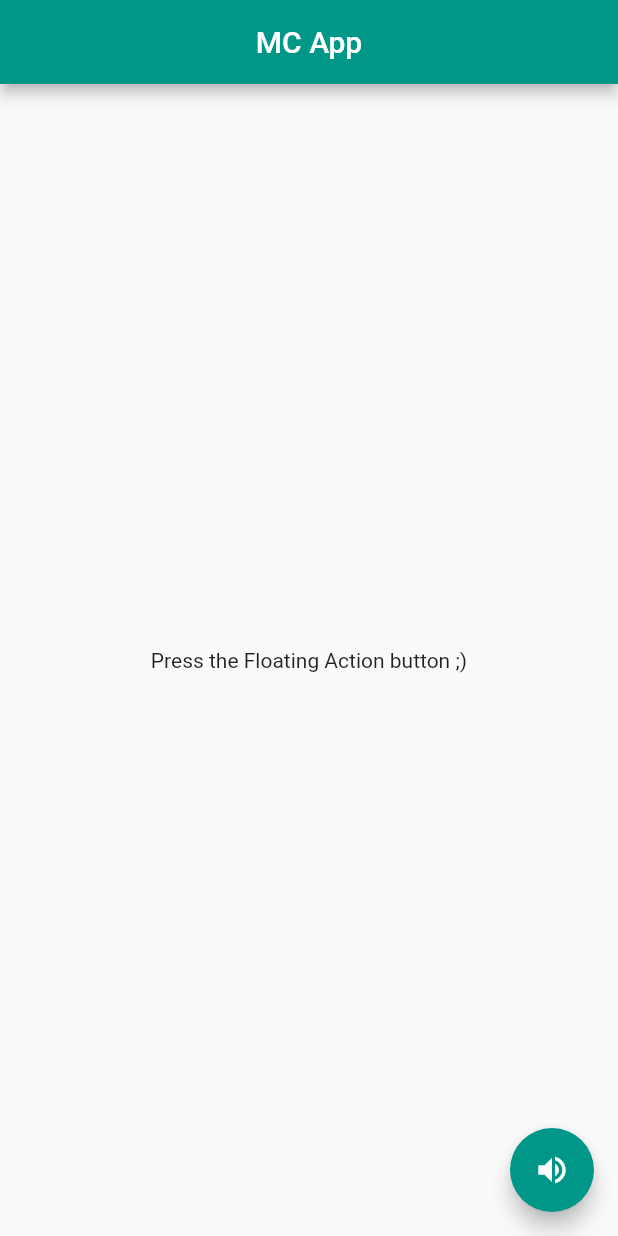
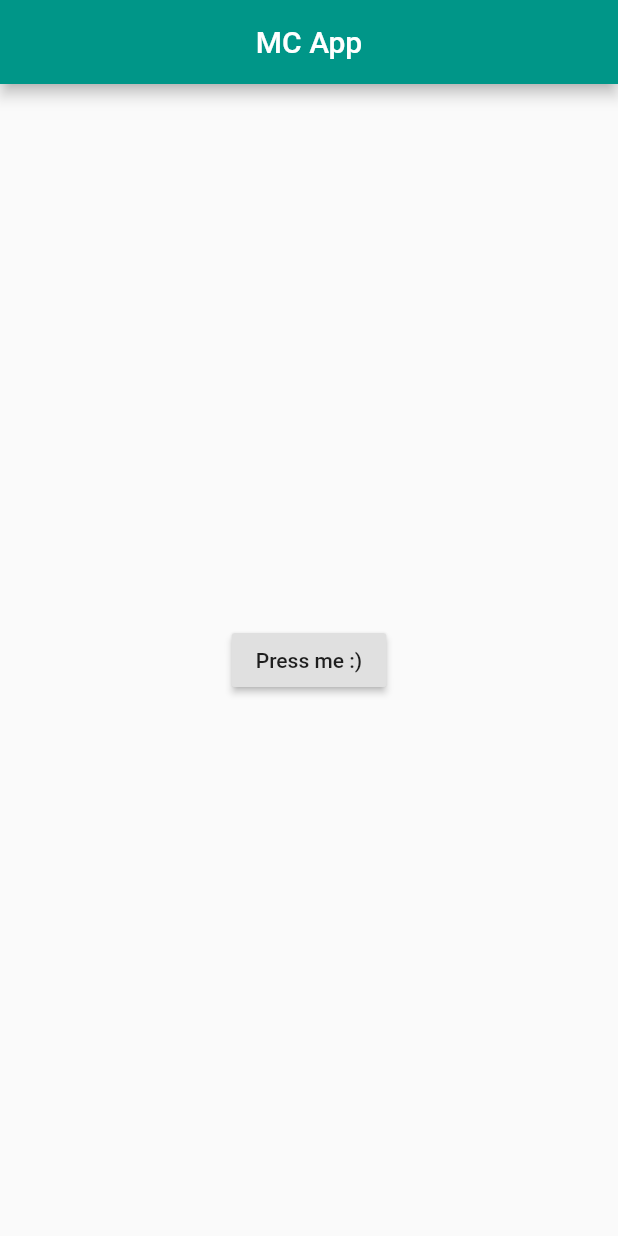
Before and after one commit to thecodepapaya/MC-App, a Flutter app: the screen it shows after launch, on a phone screen of 412 x 824 dp. Run offline on Flutter 3.47's test engine with Material 2 defaults, Android fonts, the phone set to English and light mode, and no system bars; our stand-ins replace audioplayers.

Commit message:
Placed a raised button in the center replacing the FAB

```diff
--- a/lib/main.dart
+++ b/lib/main.dart
@@ -36,13 +36,18 @@ class _State extends State<McApp> {
         title: Text("MC App"),
         centerTitle: true,
       ),
-      body: Center(
-        child: Text("Press the Floating Action button ;)"),
-      ),
-      floatingActionButton: FloatingActionButton(
-        onPressed: playSound,
-        tooltip: 'Yash_MC',
-        child: Icon(Icons.volume_up),
+      body: Container(
+        child: Center(
+          child: Column(
+            mainAxisAlignment: MainAxisAlignment.center,
+            children: <Widget>[
+              RaisedButton(
+                child: Text("Press me :)"),
+                onPressed: playSound,
+              ),
+            ],
+          ),
+        ),
       ),
     );
   }
```
